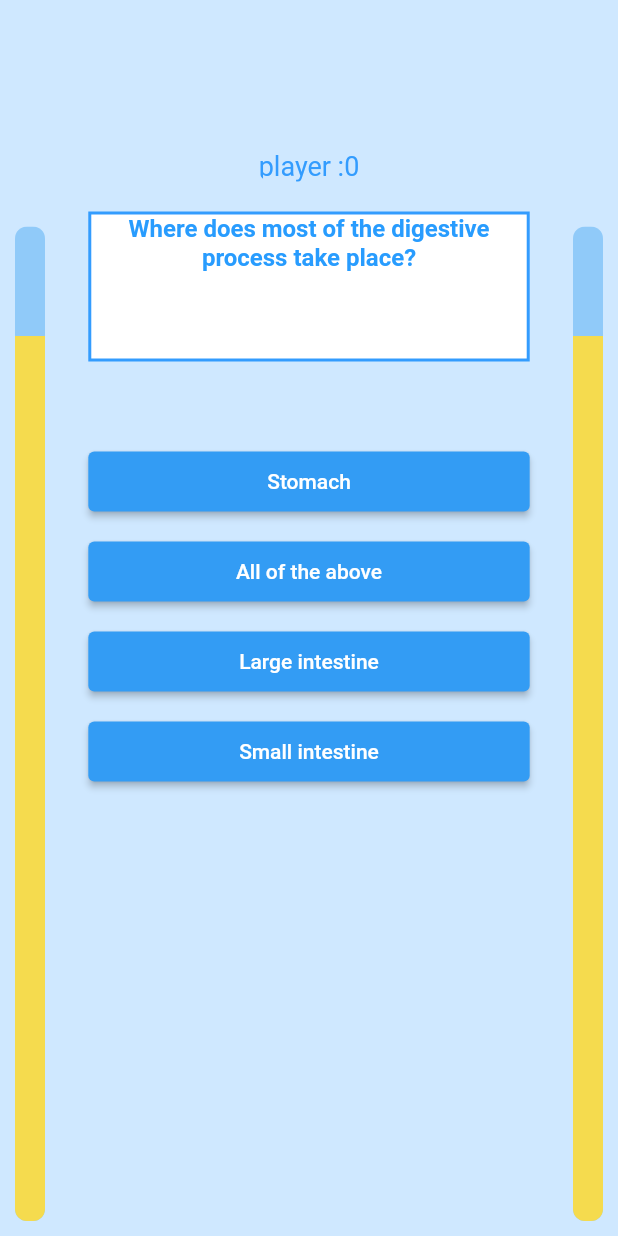
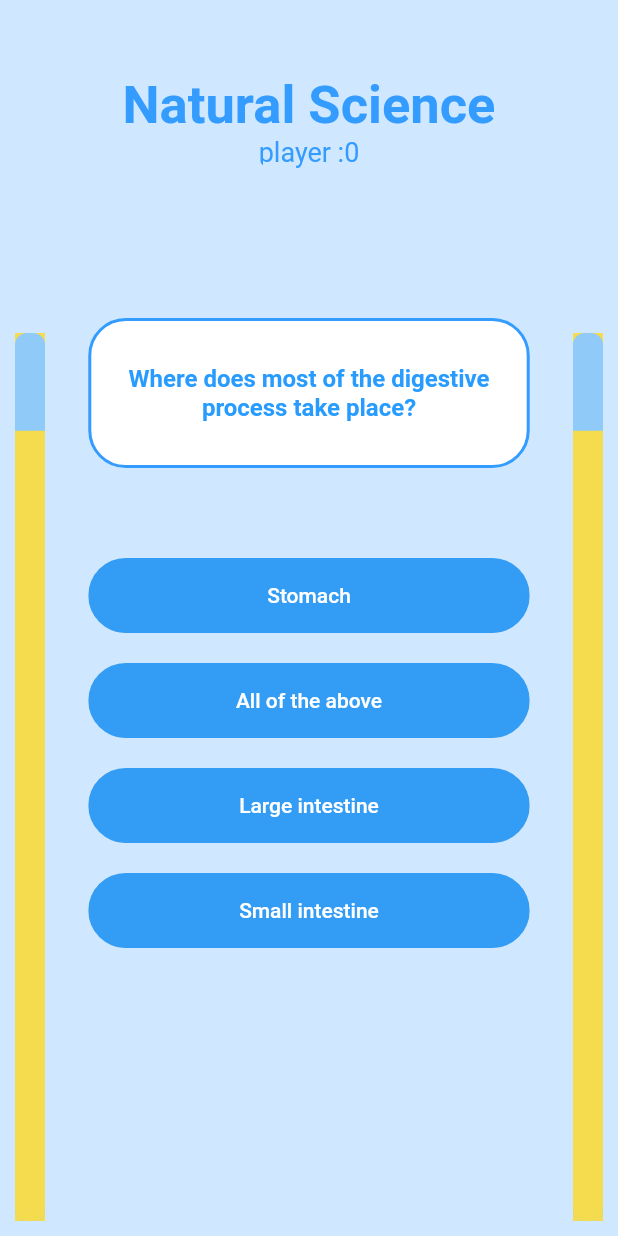
Before and after one commit to ali-yasine/Team-Axiom-Quizup, a Flutter app: the screen it shows after launch, after a tap on "Natural Science", on a phone screen of 412 x 824 dp. Run offline on Flutter 3.47's test engine with Material 2 defaults, Android fonts, the phone set to English and light mode, and no system bars.

Commit message:
fixed design of questions

```diff
--- a/lib/answer.dart
+++ b/lib/answer.dart
@@ -41,13 +41,17 @@ class _AnswerState extends State<Answer> {
   @override
   Widget build(BuildContext context) {
     const int _width = 1000;
-    const int _height = 40;
-    return SizedBox(
+    const int _height = 50;
+    return   Container(
+        width: _width.toDouble(),
+        height: _height.toDouble(),
+    child: ClipRRect(
+    //used to make circular borders
+    borderRadius: BorderRadius.circular(25),
         child: ElevatedButton(
+
             child: Text(widget.ans),
             style: ElevatedButton.styleFrom(primary: color),
-            onPressed: update),
-        width: _width.toDouble(),
-        height: _height.toDouble());
+            onPressed: update), ));
   }
 }
--- a/lib/main.dart
+++ b/lib/main.dart
@@ -29,10 +29,10 @@ class _home extends StatelessWidget {
         padding: const EdgeInsets.fromLTRB(30.0, 40.0, 30.0, 0.0),
         child: Column(
           children: <Widget>[
-            Row(children: const <Widget>[
+            Row(children: <Widget>[
               Icon(Icons.airline_seat_recline_normal_outlined,
                   color: Color.fromRGBO(51, 156, 244, 100)),
-              Text("player"),
+              const Text("player"),
             ]),
             SizedBox(
               width: 500,
--- a/lib/question.dart
+++ b/lib/question.dart
@@ -1,3 +1,4 @@
+import 'package:flutter/cupertino.dart';
 import 'package:flutter/material.dart';
 import 'package:quizup_prototype_1/answer.dart';
 import 'package:quizup_prototype_1/player.dart';
@@ -53,7 +54,7 @@ class _QuestionState extends State<Question> with TickerProviderStateMixin {
     timer = Timer(
       alignment: Alignment.centerLeft,
       time: time,
-      onFinish: () => {done(false), widget.onFinish()},
+      onFinish: () => {widget.increaseScore = false, widget.onFinish()},
     );
     opponentTimer = Timer(
       alignment: Alignment.centerRight,
@@ -92,17 +93,25 @@ class _QuestionState extends State<Question> with TickerProviderStateMixin {
     var answers = makeAnswers();
     var size = MediaQuery.of(context).size;
     return Scaffold(
-      backgroundColor: const Color.fromRGBO(207, 232, 255, 20),
-      body: Column(children: [
-        const SizedBox(height: 100),
-        ClipRRect(
+      backgroundColor: Color.fromRGBO(207, 232, 255, 20),
+      body:
+      Column(children: [
+          const SizedBox(height: 50),
+        Text(widget.subject, style:
+        const TextStyle(fontSize: 35,color: Color.fromRGBO(51,156,254,10) , fontWeight: FontWeight.bold)),
+        Positioned(
+            top: 5,
+            left: 5,
+          child: ClipRRect(
             borderRadius: BorderRadius.circular(8),
           child: Text(
+
               widget.player.username + " :" + widget.currentScore.toString(),
-              style: const TextStyle(
-                  fontSize: 18, color: Color.fromRGBO(51, 156, 254, 10))),
-        ),
-        const SizedBox(height: 20),
+              style:
+                  const TextStyle(fontSize: 18,color: Color.fromRGBO(51,156,254,10) )),
+
+        )),
+        const SizedBox(height: 100),
         Flexible(
           child: Row(children: [
             Flexible(
@@ -111,22 +120,26 @@ class _QuestionState extends State<Question> with TickerProviderStateMixin {
             ),
             Flexible(
               flex: 10,
-                child: Column(children: [
+                child: Column(
+                    children: [
               Container(
+                  width: 1000,
                 height: 100,
                     decoration: BoxDecoration(
-                        color: Colors.white,
-                        border: Border.all(
-                          color: const Color.fromRGBO(51, 156, 254, 10),
-                          width: 2,
-                        ),
-                      ),
-                      child: Text(widget.prompt,
-                          style: const TextStyle(
-                              fontSize: 16,
-                              fontWeight: FontWeight.bold,
-                              color: Color.fromRGBO(40, 156, 254, 50)),
-                          textAlign: TextAlign.center)),
+                      color:Colors.white,
+                      border: Border.all(color: Color.fromRGBO(51,156,254,10), width: 2,),
+                        borderRadius: BorderRadius.all(Radius.circular(25))),
+                    child: ClipRRect(
+                      //used to make circular borders
+                        borderRadius: BorderRadius.circular(15),
+                  child:Center( child: Text(
+                widget.prompt,
+                style:
+                    const TextStyle(fontSize: 16, fontWeight: FontWeight.bold, color: Color.fromRGBO(40,156,254,50)),
+                textAlign: TextAlign.center,
+
+
+                  )))),
                   const SizedBox(height: 60),
               answers.first,
               const SizedBox(height: 20),
--- a/lib/timer.dart
+++ b/lib/timer.dart
@@ -38,9 +38,7 @@ class _timerState extends State<Timer> with TickerProviderStateMixin {
       });
     _controller.addStatusListener((status) {
       if (status == AnimationStatus.dismissed) {
-        widget._stop = true;
-        widget.timeTaken = widget.time;
-        _controller.stop();
+        widget.timeTaken = timeElapsed();
         widget.onFinish();
       }
     });
@@ -81,12 +79,13 @@ class _timerState extends State<Timer> with TickerProviderStateMixin {
     return Container(
       child: RotatedBox(
         quarterTurns: -1,
-        child: SizedBox(
+        child: Container(
+            color: Color.fromRGBO(245, 219, 78, 200),
             child: ClipRRect(
                 //used to make circular borders
                 borderRadius: BorderRadius.circular(8),
                 child: LinearProgressIndicator(
-                  color: const Color.fromRGBO(245, 219, 78, 20),
+                  color: Color.fromRGBO(245, 219, 78, 20),
                   value: _controller.value,
                   semanticsLabel: 'Timer',
                 )),
```
Lines whose indentation alone changed are shown as unchanged.
